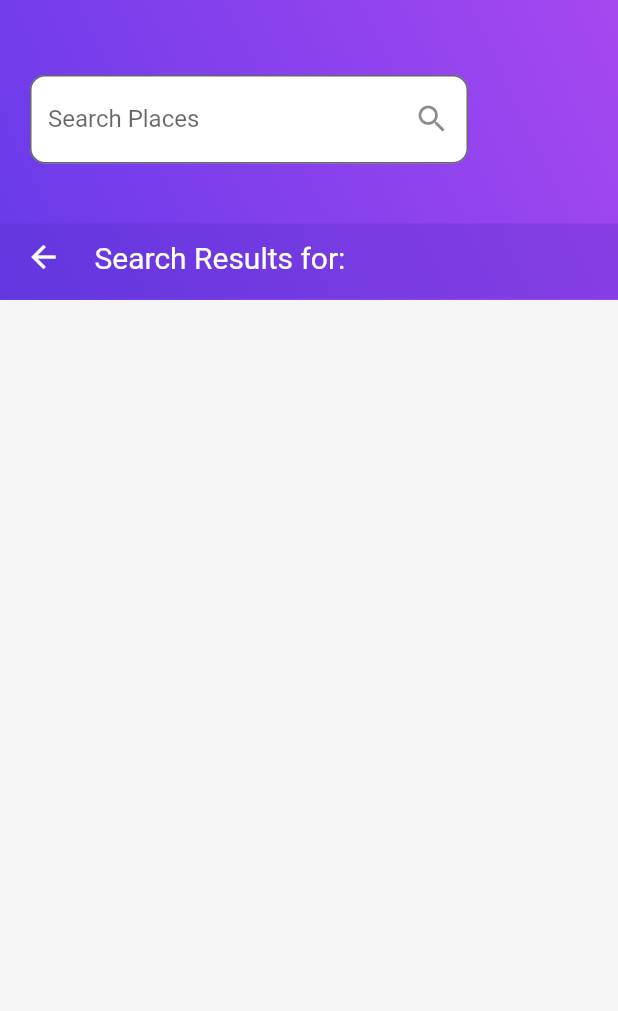
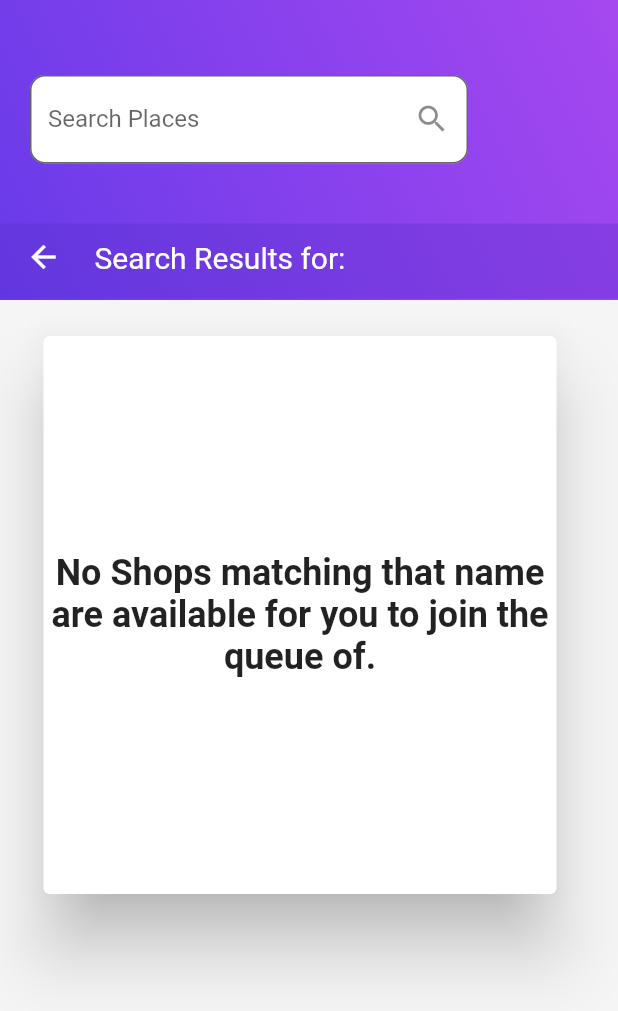
Before and after one commit to AUFrosty/cse-hackathon-2020, a Flutter app: the UserSearch screen opened directly with empty values, on a phone screen of 412 x 824 dp. Shown: the top 1011 px of the screen. Run offline on Flutter 3.47's test engine with Material 2 defaults, Android fonts, the phone set to English and light mode, and no system bars; our stand-ins replace cloud_firestore, firebase_auth; accounts and stored records are empty.

Commit message:
databse connected with search

```diff
--- a/q_people/lib/userSearch.dart
+++ b/q_people/lib/userSearch.dart
@@ -1,3 +1,4 @@
+import 'package:cloud_firestore/cloud_firestore.dart';
 import 'package:flutter/material.dart';
 import 'package:qpeople/loading.dart';
 import 'package:qpeople/home.dart';
@@ -18,6 +19,39 @@ class UserSearch extends StatefulWidget {
 }
 
 class _UserSearchState extends State<UserSearch> {
+
+  callback(AsyncSnapshot<dynamic> snapshot, int index, String shopName)  async {
+    //TODO: When a user clicks join queue it must update the counter increasing it by 1, Move to a new screen, update the joined status to true
+    //print(updatedShops);
+    int q = 0;
+    int qNum = 0;
+    String address;
+    String shop;
+    Future<void> func() async {
+      Firestore.instance.collection('bandname').where('shop', isEqualTo: shopName)
+          .snapshots().forEach((element) {
+        q = (element.documents[0]['Qnumber']) + 1;
+        address = (element.documents[0]['address']);
+        shop =  (element.documents[0]['shop']);
+      });
+    }
+    func();
+
+
+    QuerySnapshot qShot = await Firestore.instance.collection('bandname').getDocuments();
+    for (var i in qShot.documents) {
+      if (i['shop'] == shopName) {
+        i.reference.updateData({"Qnumber":  q});
+        i.reference.updateData({"status": true});
+      }
+    }
+    print(snapshot);
+    setState(() {
+      Firestore.instance.collection("personal").document().setData({"Qnumber": q, "address": address, "shop": shop, "status": true });
+      Navigator.of(context).pop();
+    });
+  }
+
   @override
   Widget build(BuildContext context) {
 //    return Container();
@@ -33,19 +67,66 @@ class _UserSearchState extends State<UserSearch> {
 //          appBar: AppBar(),
 //          widgets: <Widget>[Icon(Icons.more_vert)],
         ),
-        body: Container(
-          width: width,
-          height: 170,
+        body: Padding(
+          padding: const EdgeInsets.only(top: 00.0),
+          child: Container(
+              child: Stack(
+                children: <Widget>[
+                  Container(
+                    width: 400,
+                    height: 400,
+                    child: Column (
+                      crossAxisAlignment: CrossAxisAlignment.start,
+                      mainAxisAlignment: MainAxisAlignment.start,
+                      children: <Widget>[
+                        Container(
+                          height: 400,
+                          child: StreamBuilder(
+                              stream: Firestore.instance.collection(('bandname')).where('shop', isEqualTo: widget.searchContent ).where("status", isEqualTo: false).snapshots(),
+                              builder: (context, snapshot) {
+                                if (!snapshot.hasData) return const Text('Loading...');
+                                if (snapshot.data.documents.length == 0) {
+                                  return Padding(
+                                    padding: const EdgeInsets.only(top: 20.0),
+                                    child: Center(
+                                      child: Container(
+                                        width: 350,
+                                        child: Card(
+                                          elevation: 20.0,
+                                          child: Center(
+                                            child: Text(
+                                                "No Shops matching that name are available for you to join the queue of.",
+                                              textAlign: TextAlign.center,
+                                              style: TextStyle(
+                                                fontSize: 24.0,
+                                                fontWeight: FontWeight.w600
+                                              ),
+                                            ),
+                                          ),
+                                        ),
+                                      ),
+                                    ),
+                                  );
+                                };
 
-          child: ListView(
-            //TODO: Make These clickable
-              padding: const EdgeInsets.all(8),
+                                return ListView.builder(
+                                  shrinkWrap: true,
+                                  itemCount: snapshot.data.documents.length,
+                                  itemBuilder: (context, index) {
+                                    print(index);
+                                    print(" Shop = ${widget.searchContent}, db = ${snapshot.data.documents[index]['shop']}");
+                                      return HomeCard(shops: snapshot, shop: snapshot.data.documents[index], index: index, join: true, callback: callback);
+                                  },
+                                );
+                              }
+                          ),
+                        ),
+                      ],
+                    ),
+                  ),
+                ],
+              )
 
-              children: <Widget>[
-                SizedBox(
-                  height: 10.0,
-                ),
-              ],
           ),
         )
     );
```
Also changed, not shown: q_people/lib/home.dart (+10 -3 lines).
